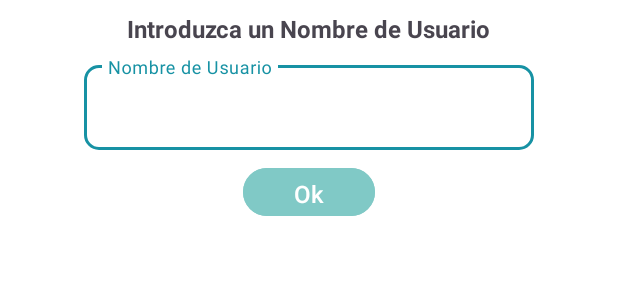
After one commit to daviZ30/Guessit, an Android app: the layout dialog_login_name.xml on its own in the app's theme, with its tools: preview values and no code run, on a phone screen of 412 x 824 dp. The commit adds this screen. Shown: the top 300 px of the screen. Run offline under Robolectric (Android 15) with nearby library versions, the phone set to English and light mode, and no system bars.

Commit message:
update sign in with Google

```diff
--- a/app/src/main/java/com/dezeta/guessit/domain/entity/User.kt
+++ b/app/src/main/java/com/dezeta/guessit/domain/entity/User.kt
@@ -4,7 +4,7 @@ import java.io.Serializable
 
 data class User(
     val email: String,
-    val name: String,
+    var name: String,
     val friends: List<String>,
     var point: Int,
     val provider: ProviderType,
--- a/app/src/main/java/com/dezeta/guessit/ui/login/LoginState.kt
+++ b/app/src/main/java/com/dezeta/guessit/ui/login/LoginState.kt
@@ -12,7 +12,11 @@ sealed class LoginState {
     data object EmailNotVerifiedError : LoginState()
     data object nameEqualsError : LoginState()
     data object GoogleSignInError : LoginState()
+    data object GoogleNameExists : LoginState()
+    data object GoogleNameEmpty : LoginState()
+    data object GoogleNameEquals : LoginState()
     data class GoogleSuccess(val email: String) : LoginState()
 
     data object Success : LoginState()
+
 }
--- /dev/null
+++ b/app/src/main/res/layout/dialog_login_name.xml
@@ -0,0 +1,68 @@
+<?xml version="1.0" encoding="utf-8"?>
+<layout xmlns:android="http://schemas.android.com/apk/res/android"
+    xmlns:app="http://schemas.android.com/apk/res-auto"
+    xmlns:tools="http://schemas.android.com/tools">
+
+    <data>
+        <variable
+            name="viewmodel"
+            type="com.dezeta.guessit.ui.login.ViewModelLogin" />
+    </data>
+
+    <androidx.constraintlayout.widget.ConstraintLayout
+        android:layout_width="match_parent"
+        android:layout_height="wrap_content">
+
+        <Button
+            android:id="@+id/btnloginOk"
+            android:layout_width="wrap_content"
+            android:layout_height="40dp"
+            android:layout_marginTop="8dp"
+            android:layout_marginBottom="8dp"
+            android:backgroundTint="@color/BlueRange1_2"
+            android:text="Ok"
+            android:textColor="@color/white"
+            android:textSize="16sp"
+            app:layout_constraintBottom_toBottomOf="parent"
+            app:layout_constraintEnd_toEndOf="parent"
+            app:layout_constraintStart_toStartOf="parent"
+            app:layout_constraintTop_toBottomOf="@+id/tilDialogLogin" />
+
+        <TextView
+            android:id="@+id/tvlblLoginDialog"
+            android:layout_width="wrap_content"
+            android:layout_height="wrap_content"
+            android:layout_marginStart="8dp"
+            android:layout_marginTop="8dp"
+            android:layout_marginEnd="8dp"
+            android:text="@string/login_lblname"
+            android:textSize="16sp"
+            android:textStyle="bold"
+            app:layout_constraintEnd_toEndOf="parent"
+            app:layout_constraintStart_toStartOf="parent"
+            app:layout_constraintTop_toTopOf="parent" />
+
+        <com.google.android.material.textfield.TextInputLayout
+            android:id="@+id/tilDialogLogin"
+            android:layout_width="300dp"
+            android:layout_height="wrap_content"
+            android:layout_marginHorizontal="5dp"
+            android:layout_marginTop="8dp"
+            app:boxCornerRadiusBottomEnd="10dp"
+            app:boxCornerRadiusBottomStart="10dp"
+            app:boxCornerRadiusTopEnd="10dp"
+            app:boxCornerRadiusTopStart="10dp"
+            app:layout_constraintEnd_toEndOf="parent"
+            app:layout_constraintStart_toStartOf="parent"
+            app:layout_constraintTop_toBottomOf="@+id/tvlblLoginDialog">
+
+            <com.google.android.material.textfield.TextInputEditText
+                android:id="@+id/tieDialogLogin"
+                android:layout_width="match_parent"
+                android:layout_height="wrap_content"
+                android:text="@={viewmodel.dialogName}"
+                android:inputType="textPersonName"
+                android:hint="@string/login_name" />
+        </com.google.android.material.textfield.TextInputLayout>
+    </androidx.constraintlayout.widget.ConstraintLayout>
+</layout>
--- a/app/src/main/res/values/strings.xml
+++ b/app/src/main/res/values/strings.xml
@@ -50,4 +50,5 @@
     <string name="test_title">Test</string>
     <string name="menu_friend">Amigos</string>
     <string name="login_name">Nombre de Usuario</string>
+    <string name="login_lblname">Introduzca un Nombre de Usuario</string>
 </resources>
```
Also changed, not shown: app/src/main/java/com/dezeta/guessit/ui/login/LoginActivity.kt (+56 -4 lines), app/src/main/java/com/dezeta/guessit/ui/login/ViewModelLogin.kt (+67 -4 lines).
